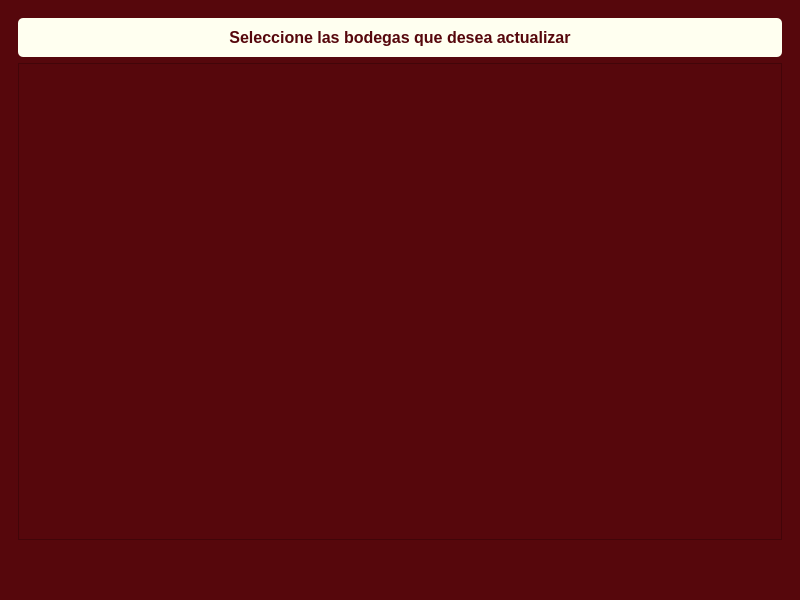
FranciscoSaggiorato1/ppai_bonvino, file Interfaz/interfazDiseño.ui: the form before one commit.
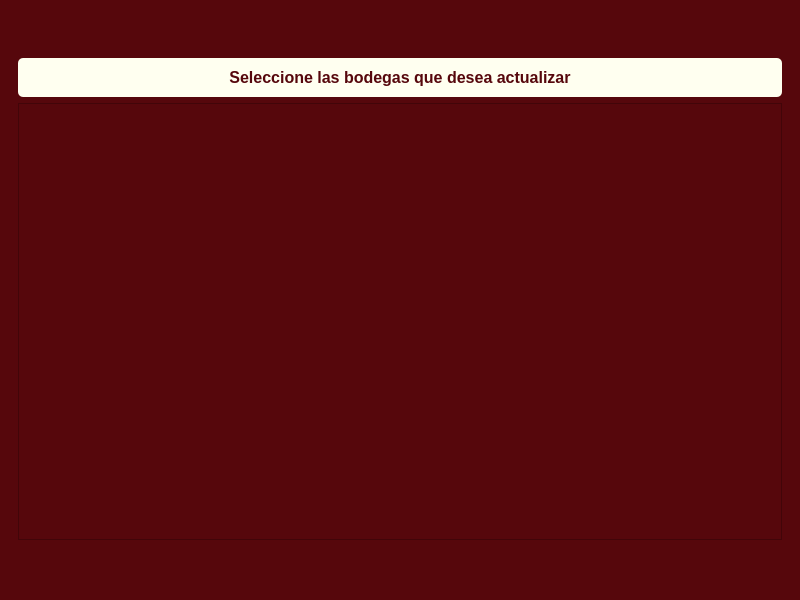
The form after the commit. The open tabs and pages were chosen to show the change. Icons and pictures are not drawn.

Commit message: Cambios interfaz

Patch:
```diff
--- a/Interfaz/interfazDiseño.ui
+++ b/Interfaz/interfazDiseño.ui
@@ -98,6 +98,19 @@
         <string notr="true"/>
        </property>
        <layout class="QVBoxLayout" name="verticalLayoutPage2">
+       <item>
+         <spacer name="verticalSpacerTop">
+          <property name="orientation">
+           <enum>Qt::Vertical</enum>
+          </property>
+          <property name="sizeHint" stdset="0">
+           <size>
+            <width>20</width>
+            <height>40</height>
+           </size>
+          </property>
+         </spacer>
+        </item>
         <item>
          <widget class="QLabel" name="label_2">
           <property name="alignment">
```
Left out of the diff: 1 changed line with no effect on the pictures. The commit also changes 1 other file.
